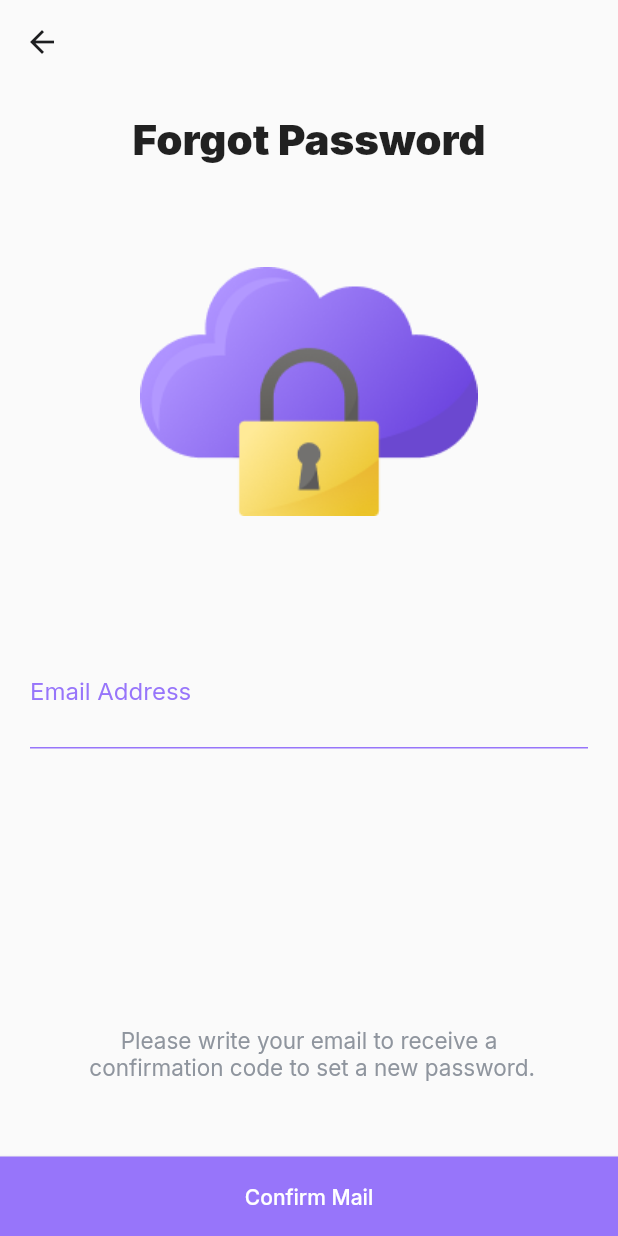
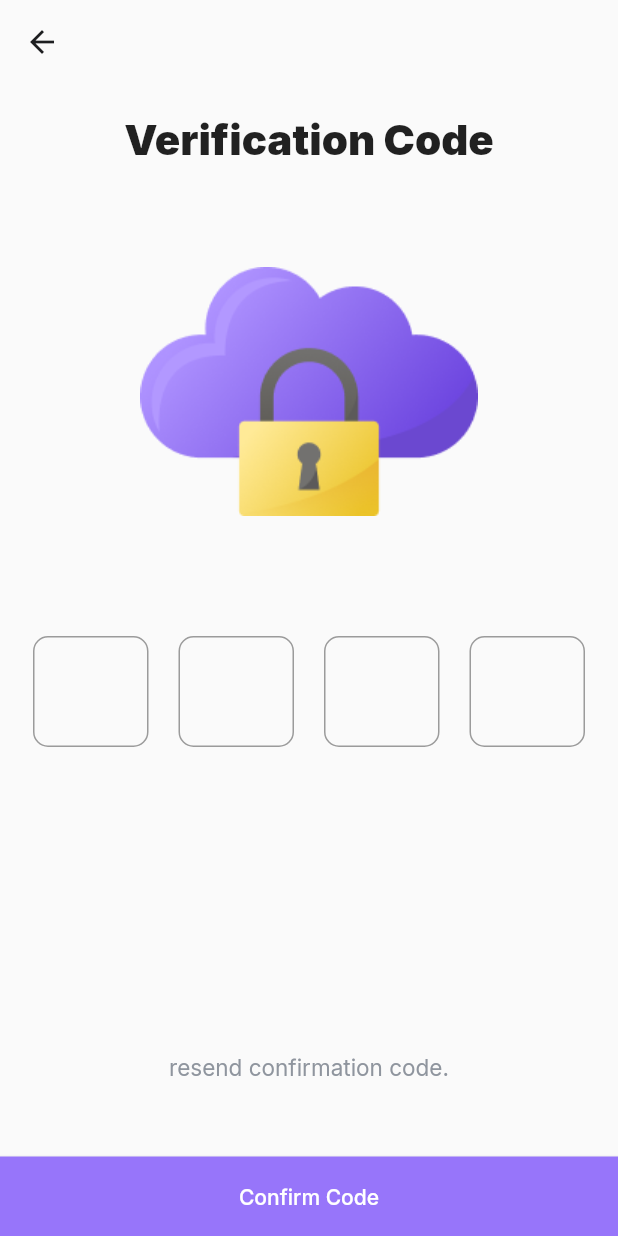
Before and after one commit to eyad-gomaa/E-Commerce-App, a Flutter app: the ForgotPasswordView screen opened by its route, after a tap on "Confirm Mail", on a phone screen of 412 x 824 dp. Run offline on Flutter 3.47's test engine with Material 2 defaults, Android fonts, the phone set to English and light mode, and no system bars; our stand-ins replace cached_network_image, cloud_firestore, conditional_builder_null_safety, dartz, dio, feather_icons and 13 more; accounts and stored records are empty.

Commit message:
create verification code screen

```diff
--- a/lib/Features/payment/presentation/view/widget/cards_list_view.dart
+++ b/lib/Features/payment/presentation/view/widget/cards_list_view.dart
@@ -69,11 +69,11 @@ class CardsListView extends StatelessWidget {
                                   style: const TextStyle(color: Colors.white),
                                 ),
                               ),
-                              const Padding(
-                                padding: EdgeInsets.only(top: 10, left: 20),
+                               Padding(
+                                padding: const EdgeInsets.only(top: 10, left: 20),
                                 child: Text(
-                                  "\$3,763.87",
-                                  style: TextStyle(color: Colors.white),
+                                  state.cardList[index].exp,
+                                  style: const TextStyle(color: Colors.white),
                                 ),
                               )
                             ],
--- a/lib/Features/register/presentation/view/forgot_password_view.dart
+++ b/lib/Features/register/presentation/view/forgot_password_view.dart
@@ -1,5 +1,6 @@
 import 'package:e_commerce1/Features/register/presentation/view/widget/forgot_password_view_body.dart';
 import 'package:flutter/material.dart';
+import 'package:go_router/go_router.dart';
 
 import '../../../../core/resources/color_manager.dart';
 
@@ -10,7 +11,10 @@ class ForgotPasswordView extends StatelessWidget {
   Widget build(BuildContext context) {
     return Scaffold(
       appBar: AppBar(
-        leading: IconButton(icon: Icon(Icons.arrow_back_outlined,color: ColorManager.black,),onPressed: (){},),
+        leading: IconButton(icon: Icon(Icons.arrow_back_outlined,color: ColorManager.black,),
+          onPressed: (){
+            GoRouter.of(context).pop();
+          },),
         elevation: 0,
         backgroundColor: Colors.transparent,
       ),
--- /dev/null
+++ b/lib/Features/register/presentation/view/verification_code_view.dart
@@ -0,0 +1,23 @@
+import 'package:e_commerce1/Features/register/presentation/view/widget/verification_code_body.dart';
+import 'package:flutter/material.dart';
+import 'package:go_router/go_router.dart';
+
+import '../../../../core/resources/color_manager.dart';
+
+class VerificationCodeView extends StatelessWidget {
+  const VerificationCodeView({Key? key}) : super(key: key);
+
+  @override
+  Widget build(BuildContext context) {
+    return  Scaffold(
+      appBar: AppBar(
+        leading: IconButton(icon: Icon(Icons.arrow_back_outlined,color: ColorManager.black,),onPressed: (){
+          GoRouter.of(context).pop();
+        },),
+        elevation: 0,
+        backgroundColor: Colors.transparent,
+      ),
+      body: const VerificationCodeBody(),
+    );
+  }
+}
--- a/lib/Features/register/presentation/view/widget/forgot_password_view_body.dart
+++ b/lib/Features/register/presentation/view/widget/forgot_password_view_body.dart
@@ -2,7 +2,9 @@ import 'package:e_commerce1/Features/register/presentation/view/widget/custom_bo
 import 'package:e_commerce1/Features/register/presentation/view/widget/custom_text_form_field.dart';
 import 'package:e_commerce1/core/resources/asset_manager.dart';
 import 'package:e_commerce1/core/resources/style.dart';
+import 'package:e_commerce1/core/utils/app_router.dart';
 import 'package:flutter/material.dart';
+import 'package:go_router/go_router.dart';
 
 class ForgotPasswordViewBody extends StatelessWidget {
   const ForgotPasswordViewBody({Key? key}) : super(key: key);
@@ -38,7 +40,9 @@ class ForgotPasswordViewBody extends StatelessWidget {
           children: [
             Text("Please write your email to receive a \n confirmation code to set a new password.",style: StyleManager.subtitle,textAlign: TextAlign.center,),
             const SizedBox(height: 51),
-            CustomBottomButton(onPressed: (){}, text: "Confirm Mail")
+            CustomBottomButton(onPressed: (){
+              GoRouter.of(context).push(RouterPath.verificationCodeView);
+            }, text: "Confirm Mail")
           ],
         )
       ],
--- /dev/null
+++ b/lib/Features/register/presentation/view/widget/verification_code_body.dart
@@ -0,0 +1,161 @@
+import 'package:e_commerce1/core/resources/color_manager.dart';
+import 'package:flutter/material.dart';
+import 'package:flutter/services.dart';
+
+import '../../../../../core/resources/asset_manager.dart';
+import '../../../../../core/resources/style.dart';
+import 'custom_bottom_button.dart';
+import 'custom_text_form_field.dart';
+
+class VerificationCodeBody extends StatelessWidget {
+  const VerificationCodeBody({Key? key}) : super(key: key);
+
+  @override
+  Widget build(BuildContext context) {
+    return Column(
+      mainAxisAlignment: MainAxisAlignment.spaceBetween,
+      children: [
+        Expanded(
+          child: Padding(
+            padding: const EdgeInsets.symmetric(horizontal: 20),
+            child: Column(
+              children: [
+                const SizedBox(height: 20,),
+                Text(
+                  "Verification Code",
+                  style: StyleManager.headLine1,
+                ),
+                const SizedBox(
+                  height: 68,
+                ),
+                Image.asset(AssetManager.forgotPasswordImage),
+                const SizedBox(
+                  height: 80,
+                ),
+                Row(
+                  mainAxisAlignment: MainAxisAlignment.center,
+                  children: [
+                    SizedBox(
+                      width: 77,
+                        height: 98,
+                        child: TextFormField(
+                          onChanged: (value){
+                            if(value.length ==1){
+                              FocusScope.of(context).nextFocus();
+                            }
+                          },
+                          cursorColor: ColorManager.primary,
+                          keyboardType: TextInputType.number,
+                          style: StyleManager.headLine1,
+                          textAlign: TextAlign.center,
+                          inputFormatters: [
+                            LengthLimitingTextInputFormatter(1),
+                            FilteringTextInputFormatter.digitsOnly
+                          ],
+
+                          decoration: InputDecoration(
+                            enabled: true,
+                             border: OutlineInputBorder(borderRadius: BorderRadius.circular(10),
+                                 borderSide: BorderSide(color: ColorManager.lightGrey)),
+                            focusedBorder: OutlineInputBorder(borderRadius: BorderRadius.circular(10),
+                                borderSide: BorderSide(color: ColorManager.primary)),
+                          ),
+                        )),
+                    SizedBox(width: 20,),
+                    SizedBox(
+                      width: 77,
+                        height: 98,
+                        child: TextFormField(
+                          onChanged: (value){
+                            if(value.length ==1){
+                              FocusScope.of(context).nextFocus();
+                            }
+                          },
+                          cursorColor: ColorManager.primary,
+                          keyboardType: TextInputType.number,
+                          style: StyleManager.headLine1,
+                          textAlign: TextAlign.center,
+                          inputFormatters: [
+                            LengthLimitingTextInputFormatter(1),
+                            FilteringTextInputFormatter.digitsOnly
+                          ],
+
+                          decoration: InputDecoration(
+                            enabled: true,
+                             border: OutlineInputBorder(borderRadius: BorderRadius.circular(10),
+                                 borderSide: BorderSide(color: ColorManager.lightGrey)),
+                            focusedBorder: OutlineInputBorder(borderRadius: BorderRadius.circular(10),
+                                borderSide: BorderSide(color: ColorManager.primary)),
+                          ),
+                        )),
+                    SizedBox(width: 20,),
+                    SizedBox(
+                        width: 77,
+                        height: 98,
+                        child: TextFormField(
+                          onChanged: (value){
+                            if(value.length ==1){
+                              FocusScope.of(context).nextFocus();
+                            }
+                          },
+                          cursorColor: ColorManager.primary,
+                          keyboardType: TextInputType.number,
+                          style: StyleManager.headLine1,
+                          textAlign: TextAlign.center,
+                          inputFormatters: [
+                            LengthLimitingTextInputFormatter(1),
+                            FilteringTextInputFormatter.digitsOnly
+                          ],
+
+                          decoration: InputDecoration(
+                            enabled: true,
+                            border: OutlineInputBorder(borderRadius: BorderRadius.circular(10),
+                                borderSide: BorderSide(color: ColorManager.lightGrey)),
+                            focusedBorder: OutlineInputBorder(borderRadius: BorderRadius.circular(10),
+                                borderSide: BorderSide(color: ColorManager.primary)),
+                          ),
+                        )),
+                    SizedBox(width: 20,),
+                    SizedBox(
+                        width: 77,
+                        height: 98,
+                        child: TextFormField(
+                          onChanged: (value){
+                            if(value.length ==1){
+                              FocusScope.of(context).nextFocus();
+                            }
+                          },
+                          cursorColor: ColorManager.primary,
+                          keyboardType: TextInputType.number,
+                          style: StyleManager.headLine1,
+                          textAlign: TextAlign.center,
+                          inputFormatters: [
+                            LengthLimitingTextInputFormatter(1),
+                            FilteringTextInputFormatter.digitsOnly
+                          ],
+
+                          decoration: InputDecoration(
+                            enabled: true,
+                            border: OutlineInputBorder(borderRadius: BorderRadius.circular(10),
+                                borderSide: BorderSide(color: ColorManager.lightGrey)),
+                            focusedBorder: OutlineInputBorder(borderRadius: BorderRadius.circular(10),
+                                borderSide: BorderSide(color: ColorManager.primary)),
+                          ),
+                        )),
+                  ],
+                )
+              ],
+            ),
+          ),
+        ),
+        Column(
+          children: [
+            Text("resend confirmation code.",style: StyleManager.subtitle,textAlign: TextAlign.center,),
+            const SizedBox(height: 51),
+            CustomBottomButton(onPressed: (){}, text: "Confirm Code")
+          ],
+        )
+      ],
+    );
+  }
+}
--- a/lib/core/utils/app_router.dart
+++ b/lib/core/utils/app_router.dart
@@ -24,6 +24,7 @@ import '../../Features/register/presentation/view/forgot_password_view.dart';
 import '../../Features/register/presentation/view/get_started_view.dart';
 import '../../Features/register/presentation/view/sign_in_view.dart';
 import '../../Features/register/presentation/view/sign_up_view.dart';
+import '../../Features/register/presentation/view/verification_code_view.dart';
 import '../../Features/splash/presentation/view/gender_view.dart';
 import '../../Features/splash/presentation/view/splash_view.dart';
 
@@ -44,6 +45,7 @@ class RouterPath {
   static const String addCardScreen = '/addCardScreen';
   static const String forgotPasswordView = '/forgotPasswordView';
   static const String addressView = '/addressView';
+  static const String verificationCodeView = '/verificationCodeView';
 }
 
 final GoRouter router = GoRouter(
@@ -147,5 +149,9 @@ final GoRouter router = GoRouter(
         path: RouterPath.addressView,
         builder: (BuildContext context, GoRouterState state) =>
             const AddressView()),
+    GoRoute(
+        path: RouterPath.verificationCodeView,
+        builder: (BuildContext context, GoRouterState state) =>
+            const VerificationCodeView()),
   ],
 );
```
